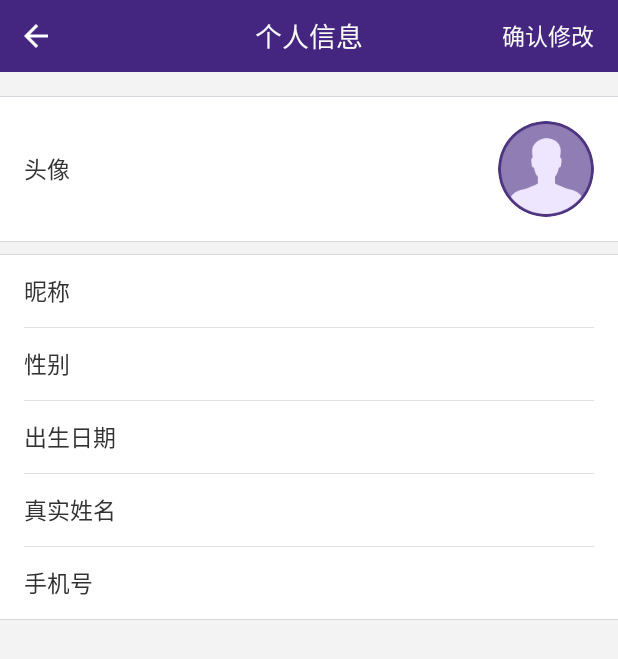
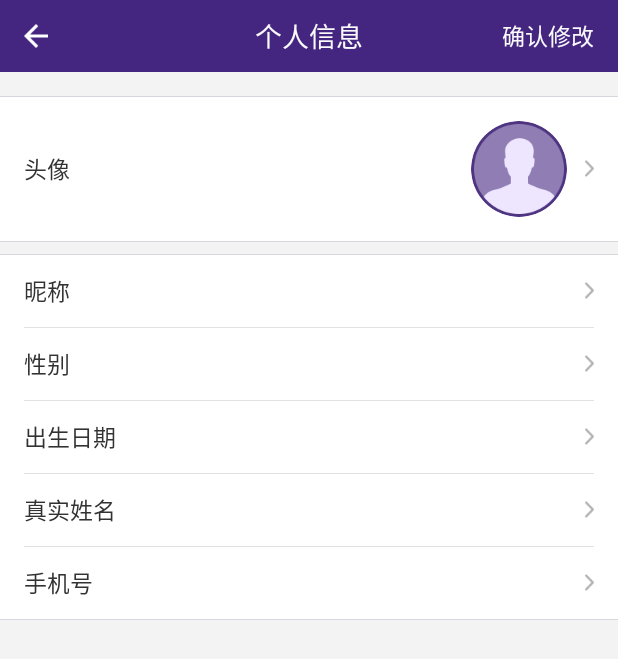
Before and after one commit to baletree/XbxClient, an Android app: the UserInfoActivity screen opened directly, with no data from a screen before it, on a phone screen of 412 x 824 dp. Shown: the top 659 px of the screen. Run offline under Robolectric (Android 15) with nearby library versions, the phone set to English and light mode, and no system bars; libraries missing offline, so code that uses them is left out: com.makeramen.roundedimageview; plain views replace RoundedImageView.

Commit message:
修改界面订单列表和详情等

```diff
--- a/app/src/main/AndroidManifest.xml
+++ b/app/src/main/AndroidManifest.xml
@@ -140,6 +140,10 @@
             android:name=".ui.activity.PayDetailActivity"
             android:screenOrientation="portrait"
             android:theme="@style/AppThemeCustorm" />
+        <activity
+            android:name=".ui.activity.ModifyNameActivity"
+            android:screenOrientation="portrait"
+            android:theme="@style/AppThemeCustorm" />
         <!--作为Dialog-->
         <activity
             android:name=".ui.activity.ChoicePeoNumActivity"
--- a/app/src/main/java/com/xbx/client/ui/activity/IntoServerActivity.java
+++ b/app/src/main/java/com/xbx/client/ui/activity/IntoServerActivity.java
@@ -360,6 +360,7 @@ public class IntoServerActivity extends BaseAppCompatActivity implements BDLocat
         if (canOrderReciver != null)
             lBManager.unregisterReceiver(canOrderReciver);
         mapView.onDestroy();
+        guideInfo.removeGetInfo();
     }
 
     @Override
--- /dev/null
+++ b/app/src/main/java/com/xbx/client/ui/activity/ModifyNameActivity.java
@@ -0,0 +1,8 @@
+package com.xbx.client.ui.activity;
+
+/**
+ * Created by EricYuan on 2016/5/18.
+ * 修改用户名
+ */
+public class ModifyNameActivity extends BaseActivity {
+}
--- a/app/src/main/java/com/xbx/client/ui/activity/PayOrderActivity.java
+++ b/app/src/main/java/com/xbx/client/ui/activity/PayOrderActivity.java
@@ -208,7 +208,7 @@ public class PayOrderActivity extends FragmentActivity implements View.OnClickLi
             return;
         if (data == null)
             return;
-        if (resultCode == RewardActivity.rewardResult) {
+        if (requestCode == RewardActivity.rewardResult) {
             String rewarMon = data.getStringExtra("RewardMoney");
             if (!Util.isNull(rewarMon)) {
                 rewardMoney = Integer.parseInt(rewarMon);
@@ -231,7 +231,7 @@ public class PayOrderActivity extends FragmentActivity implements View.OnClickLi
                 startActivityForResult(intent, RewardActivity.rewardResult);
                 break;
             case R.id.pay_confirm_btn:
-//                api.getPayInfo(detailBean.getOrderNum(), "alipay");
+                api.getPayInfo(detailBean.getOrderNum(), "alipay");
                 api.moniPayOrder(detailBean.getOrderNum());
                 break;
             case R.id.pay_detail_rl://订单明细
--- a/app/src/main/java/com/xbx/client/view/WheelView.java
+++ b/app/src/main/java/com/xbx/client/view/WheelView.java
@@ -250,7 +250,7 @@ public class WheelView extends ScrollView {
         if (null == paint) {
             paint = new Paint();
             paint.setColor(Color.parseColor("#B4B4B4"));
-            paint.setStrokeWidth(dip2px(1f));
+            paint.setStrokeWidth(dip2px(0.5f));
         }
 
         background = new Drawable() {
--- a/app/src/main/res/layout/activity_user_info.xml
+++ b/app/src/main/res/layout/activity_user_info.xml
@@ -1,9 +1,9 @@
 <?xml version="1.0" encoding="utf-8"?>
 <LinearLayout xmlns:android="http://schemas.android.com/apk/res/android"
     xmlns:app="http://schemas.android.com/apk/res-auto"
+    android:id="@+id/userInfo_ll"
     android:layout_width="match_parent"
     android:layout_height="match_parent"
-    android:id="@+id/userInfo_ll"
     android:background="@color/colorBackground"
     android:orientation="vertical">
 
@@ -31,15 +31,28 @@
             android:textColor="@color/colorText"
             android:textSize="@dimen/sp_fifteen" />
 
+        <LinearLayout
+            android:layout_width="wrap_content"
+            android:layout_height="wrap_content"
+            android:layout_alignParentRight="true"
+            android:layout_centerVertical="true"
+            android:orientation="horizontal">
+
             <com.makeramen.roundedimageview.RoundedImageView
                 android:id="@+id/user_info_head_img"
                 android:layout_width="@dimen/dp_sixty_four"
                 android:layout_height="@dimen/dp_sixty_four"
-            android:layout_alignParentRight="true"
-            android:layout_centerVertical="true"
                 android:layout_marginLeft="@dimen/dp_eight"
                 android:src="@mipmap/user_head"
                 app:riv_oval="true" />
+
+            <ImageView
+                android:layout_width="wrap_content"
+                android:layout_height="wrap_content"
+                android:layout_gravity="center_vertical"
+                android:layout_marginLeft="@dimen/dp_twelve"
+                android:src="@mipmap/right_arrow" />
+        </LinearLayout>
     </RelativeLayout>
 
     <View
@@ -74,16 +87,31 @@
                 android:textColor="@color/colorText"
                 android:textSize="@dimen/sp_fifteen" />
 
+            <LinearLayout
+                android:layout_width="wrap_content"
+                android:layout_height="match_parent"
+                android:layout_alignParentRight="true"
+                android:layout_centerVertical="true"
+                android:orientation="horizontal">
+
                 <EditText
                     android:id="@+id/user_info_nickname_text"
                     android:layout_width="@dimen/dp_hundred_fifty"
                     android:layout_height="match_parent"
-                android:layout_centerVertical="true"
-                android:layout_alignParentRight="true"
+                    android:background="@android:color/white"
                     android:gravity="center_vertical|right"
-                android:background="@android:color/white"
                     android:textColor="@color/colorText"
                     android:textSize="@dimen/sp_fifteen" />
+
+                <ImageView
+                    android:layout_width="wrap_content"
+                    android:layout_height="wrap_content"
+                    android:layout_gravity="center_vertical"
+                    android:layout_marginLeft="@dimen/dp_twelve"
+                    android:src="@mipmap/right_arrow" />
+            </LinearLayout>
+
+
         </RelativeLayout>
 
         <View
@@ -104,14 +132,27 @@
                 android:textColor="@color/colorText"
                 android:textSize="@dimen/sp_fifteen" />
 
+            <LinearLayout
+                android:layout_width="wrap_content"
+                android:layout_height="wrap_content"
+                android:layout_alignParentRight="true"
+                android:layout_centerVertical="true"
+                android:orientation="horizontal">
+
                 <TextView
                     android:id="@+id/user_info_sex_text"
                     android:layout_width="wrap_content"
                     android:layout_height="wrap_content"
-                android:layout_centerVertical="true"
-                android:layout_alignParentRight="true"
                     android:textColor="@color/colorText"
                     android:textSize="@dimen/sp_fifteen" />
+
+                <ImageView
+                    android:layout_width="wrap_content"
+                    android:layout_height="wrap_content"
+                    android:layout_gravity="center_vertical"
+                    android:layout_marginLeft="@dimen/dp_twelve"
+                    android:src="@mipmap/right_arrow" />
+            </LinearLayout>
         </RelativeLayout>
 
         <View
@@ -132,14 +173,28 @@
                 android:textColor="@color/colorText"
                 android:textSize="@dimen/sp_fifteen" />
 
+            <LinearLayout
+                android:layout_width="wrap_content"
+                android:layout_height="wrap_content"
+                android:layout_alignParentRight="true"
+                android:layout_centerVertical="true"
+                android:orientation="horizontal">
+
                 <TextView
                     android:id="@+id/user_info_birthday_text"
                     android:layout_width="wrap_content"
                     android:layout_height="wrap_content"
-                android:layout_centerVertical="true"
-                android:layout_alignParentRight="true"
                     android:textColor="@color/colorText"
                     android:textSize="@dimen/sp_fifteen" />
+
+                <ImageView
+                    android:layout_width="wrap_content"
+                    android:layout_height="wrap_content"
+                    android:layout_gravity="center_vertical"
+                    android:layout_marginLeft="@dimen/dp_twelve"
+                    android:src="@mipmap/right_arrow" />
+            </LinearLayout>
+
         </RelativeLayout>
 
         <View
@@ -160,16 +215,30 @@
                 android:textColor="@color/colorText"
                 android:textSize="@dimen/sp_fifteen" />
 
+            <LinearLayout
+                android:layout_width="wrap_content"
+                android:layout_height="match_parent"
+                android:layout_alignParentRight="true"
+                android:layout_centerVertical="true"
+                android:orientation="horizontal">
+
                 <EditText
                     android:id="@+id/user_info_name_text"
                     android:layout_width="@dimen/dp_hundred_fifty"
                     android:layout_height="match_parent"
-                android:layout_centerVertical="true"
-                android:layout_alignParentRight="true"
-                android:textColor="@color/colorText"
                     android:background="@android:color/white"
                     android:gravity="center_vertical|right"
+                    android:textColor="@color/colorText"
                     android:textSize="@dimen/sp_fifteen" />
+
+                <ImageView
+                    android:layout_width="wrap_content"
+                    android:layout_height="wrap_content"
+                    android:layout_gravity="center_vertical"
+                    android:layout_marginLeft="@dimen/dp_twelve"
+                    android:src="@mipmap/right_arrow" />
+            </LinearLayout>
+
         </RelativeLayout>
 
         <View
@@ -190,14 +259,27 @@
                 android:textColor="@color/colorText"
                 android:textSize="@dimen/sp_fifteen" />
 
+            <LinearLayout
+                android:layout_width="wrap_content"
+                android:layout_height="wrap_content"
+                android:layout_alignParentRight="true"
+                android:layout_centerVertical="true"
+                android:orientation="horizontal">
+
                 <TextView
                     android:id="@+id/user_info_phone_text"
                     android:layout_width="wrap_content"
                     android:layout_height="wrap_content"
-                android:layout_centerVertical="true"
-                android:layout_alignParentRight="true"
                     android:textColor="@color/colorText"
                     android:textSize="@dimen/sp_fifteen" />
+
+                <ImageView
+                    android:layout_width="wrap_content"
+                    android:layout_height="wrap_content"
+                    android:layout_gravity="center_vertical"
+                    android:layout_marginLeft="@dimen/dp_twelve"
+                    android:src="@mipmap/right_arrow" />
+            </LinearLayout>
         </RelativeLayout>
 
     </LinearLayout>
```
Also changed, not shown: app/src/main/java/com/xbx/client/ui/fragment/GuidesFragment.java (+4 -3 lines), app/src/main/java/com/xbx/client/ui/activity/UserInfoActivity.java (indentation only). Lines whose indentation alone changed are shown as unchanged.
